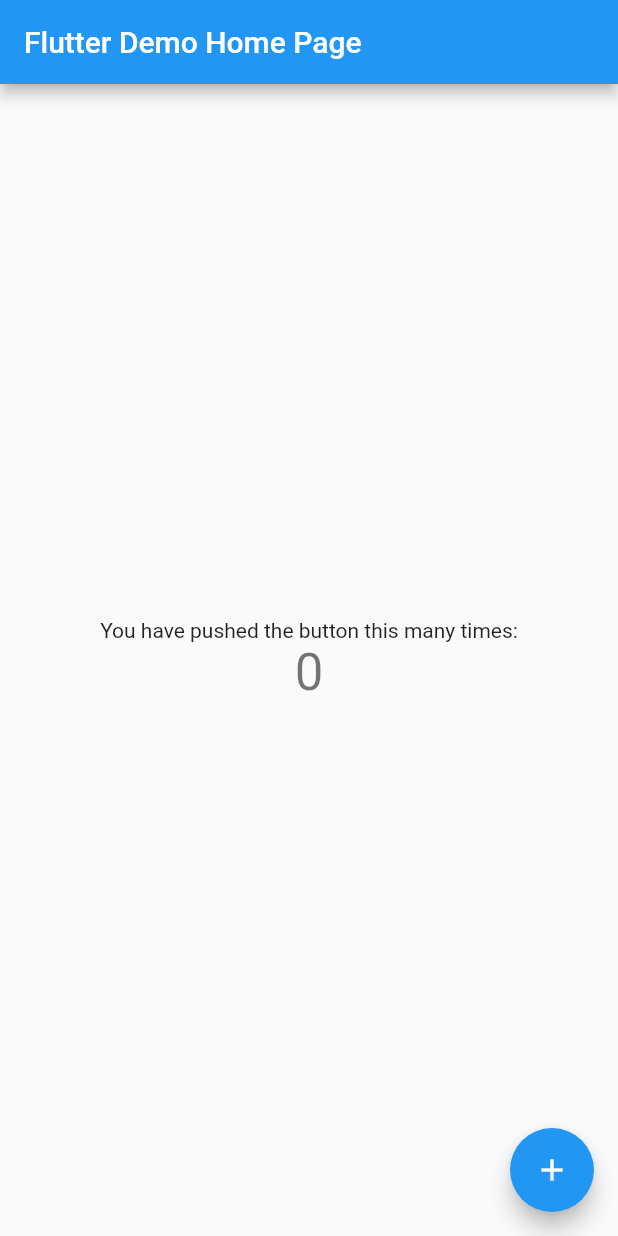
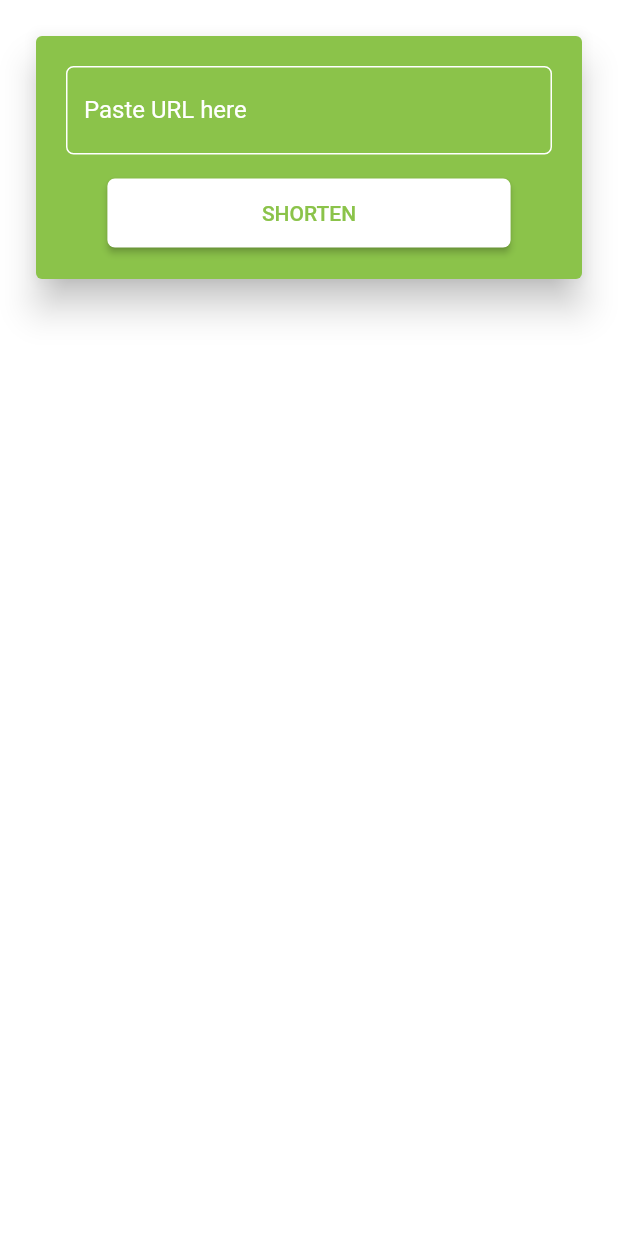
Before and after one commit to jaybryantc/url_shortener, a Flutter app: the screen it shows after launch, on a phone screen of 412 x 824 dp. Run offline on Flutter 3.47's test engine with Material 2 defaults, Android fonts, the phone set to English and light mode, and no system bars.

Commit message:
Implemented Shorten URL Box.

```diff
--- /dev/null
+++ b/lib/home/home_screen.dart
@@ -0,0 +1,76 @@
+import 'package:flutter/material.dart';
+
+class HomeScreen extends StatelessWidget {
+  @override
+  Widget build(BuildContext context) {
+    return Scaffold(
+      body: SafeArea(
+        child: AnimatedContainer(
+          color: Colors.white,
+          duration: Duration(
+            seconds: 5,
+          ),
+          child: Container(
+            child: Column(
+              children: [
+                Padding(
+                  padding: EdgeInsets.symmetric(
+                    horizontal: 20,
+                    vertical: 20,
+                  ),
+                  child: Card(
+                    elevation: 10,
+                    color: Theme.of(context).primaryColor,
+                    child: Container(
+                      padding: EdgeInsets.all(20),
+                      child: Column(
+                        children: [
+                          TextFormField(
+                            style: TextStyle(color: Colors.white),
+                            decoration: InputDecoration(
+                              border: OutlineInputBorder(
+                                borderSide: BorderSide(color: Colors.white),
+                                borderRadius: BorderRadius.all(Radius.circular(5)),
+                              ),
+                              focusedBorder: OutlineInputBorder(
+                                borderSide: BorderSide(color: Colors.white),
+                                borderRadius: BorderRadius.all(Radius.circular(5)),
+                              ),
+                              enabledBorder: OutlineInputBorder(
+                                borderSide: BorderSide(color: Colors.white),
+                                borderRadius: BorderRadius.all(Radius.circular(5)),
+                              ),
+                              labelText: 'Paste URL here',
+                              labelStyle: TextStyle(color: Colors.white),
+                              hasFloatingPlaceholder: true,
+                            ),
+                            minLines: 1,
+                            maxLines: 3,
+                          ),
+                          SizedBox(height: 15),
+                          RaisedButton(
+                            padding: EdgeInsets.symmetric(
+                              horizontal: MediaQuery.of(context).size.width * 0.25,
+                              vertical: 15,
+                            ),
+                            shape: RoundedRectangleBorder(
+                              borderRadius: BorderRadius.all(Radius.circular(5)),
+                            ),
+                            onPressed: () {},
+                            child: Text('Shorten'.toUpperCase()),
+                            textColor: Theme.of(context).primaryColor,
+                            color: Colors.white,
+                          )
+                        ],
+                      ),
+                    ),
+                  ),
+                ),
+              ],
+            ),
+          ),
+        ),
+      ),
+    );
+  }
+}
--- a/lib/main.dart
+++ b/lib/main.dart
@@ -1,111 +1,24 @@
 import 'package:flutter/material.dart';
+import 'package:url_shortener/home/home_screen.dart';
 
-void main() => runApp(MyApp());
+void main() {
+  runApp(UrlShortenerApp());
+}
 
-class MyApp extends StatelessWidget {
-  // This widget is the root of your application.
+class UrlShortenerApp extends StatelessWidget {
   @override
   Widget build(BuildContext context) {
     return MaterialApp(
       title: 'Flutter Demo',
       theme: ThemeData(
-        // This is the theme of your application.
-        //
-        // Try running your application with "flutter run". You'll see the
-        // application has a blue toolbar. Then, without quitting the app, try
-        // changing the primarySwatch below to Colors.green and then invoke
-        // "hot reload" (press "r" in the console where you ran "flutter run",
-        // or simply save your changes to "hot reload" in a Flutter IDE).
-        // Notice that the counter didn't reset back to zero; the application
-        // is not restarted.
-        primarySwatch: Colors.blue,
+        primarySwatch: Colors.lightGreen,
+        primaryTextTheme: TextTheme(
+          title: TextStyle(
+            color: Colors.white,
+          ),
+        ),
       ),
-      home: MyHomePage(title: 'Flutter Demo Home Page'),
+      home: HomeScreen(),
     );
   }
 }
-
-class MyHomePage extends StatefulWidget {
-  MyHomePage({Key key, this.title}) : super(key: key);
-
-  // This widget is the home page of your application. It is stateful, meaning
-  // that it has a State object (defined below) that contains fields that affect
-  // how it looks.
-
-  // This class is the configuration for the state. It holds the values (in this
-  // case the title) provided by the parent (in this case the App widget) and
-  // used by the build method of the State. Fields in a Widget subclass are
-  // always marked "final".
-
-  final String title;
-
-  @override
-  _MyHomePageState createState() => _MyHomePageState();
-}
-
-class _MyHomePageState extends State<MyHomePage> {
-  int _counter = 0;
-
-  void _incrementCounter() {
-    setState(() {
-      // This call to setState tells the Flutter framework that something has
-      // changed in this State, which causes it to rerun the build method below
-      // so that the display can reflect the updated values. If we changed
-      // _counter without calling setState(), then the build method would not be
-      // called again, and so nothing would appear to happen.
-      _counter++;
-    });
-  }
-
-  @override
-  Widget build(BuildContext context) {
-    // This method is rerun every time setState is called, for instance as done
-    // by the _incrementCounter method above.
-    //
-    // The Flutter framework has been optimized to make rerunning build methods
-    // fast, so that you can just rebuild anything that needs updating rather
-    // than having to individually change instances of widgets.
-    return Scaffold(
-      appBar: AppBar(
-        // Here we take the value from the MyHomePage object that was created by
-        // the App.build method, and use it to set our appbar title.
-        title: Text(widget.title),
-      ),
-      body: Center(
-        // Center is a layout widget. It takes a single child and positions it
-        // in the middle of the parent.
-        child: Column(
-          // Column is also layout widget. It takes a list of children and
-          // arranges them vertically. By default, it sizes itself to fit its
-          // children horizontally, and tries to be as tall as its parent.
-          //
-          // Invoke "debug painting" (press "p" in the console, choose the
-          // "Toggle Debug Paint" action from the Flutter Inspector in Android
-          // Studio, or the "Toggle Debug Paint" command in Visual Studio Code)
-          // to see the wireframe for each widget.
-          //
-          // Column has various properties to control how it sizes itself and
-          // how it positions its children. Here we use mainAxisAlignment to
-          // center the children vertically; the main axis here is the vertical
-          // axis because Columns are vertical (the cross axis would be
-          // horizontal).
-          mainAxisAlignment: MainAxisAlignment.center,
-          children: <Widget>[
-            Text(
-              'You have pushed the button this many times:',
-            ),
-            Text(
-              '$_counter',
-              style: Theme.of(context).textTheme.display1,
-            ),
-          ],
-        ),
-      ),
-      floatingActionButton: FloatingActionButton(
-        onPressed: _incrementCounter,
-        tooltip: 'Increment',
-        child: Icon(Icons.add),
-      ), // This trailing comma makes auto-formatting nicer for build methods.
-    );
-  }
-}
```
Also changed, not shown: lib/home/bloc/bloc.dart (added), lib/home/home.dart (added).
